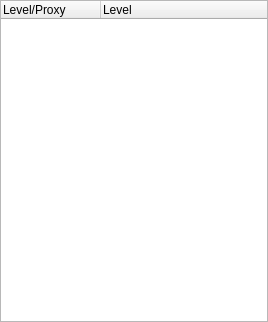
Above: dialogViews.ui from yorikvanhavre/BIM_Workbench before the change. Below: the same form after it.
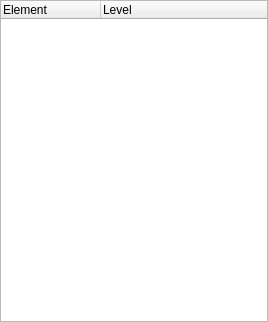
That is the form after the change.

Commit message: Better docking of bim views + recognize IFC objects

The edit to the form file:
```diff
--- a/dialogViews.ui
+++ b/dialogViews.ui
@@ -69,7 +69,7 @@
      </attribute>
      <column>
       <property name="text">
-       <string>Level/Proxy</string>
+       <string>Element</string>
       </property>
      </column>
      <column>
```
The commit also changes 1 other file.
